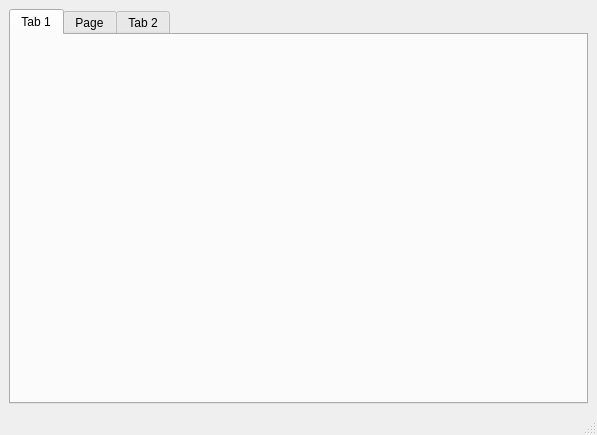
m98z/doctor_appointment, file tap.ui: the form before one commit.
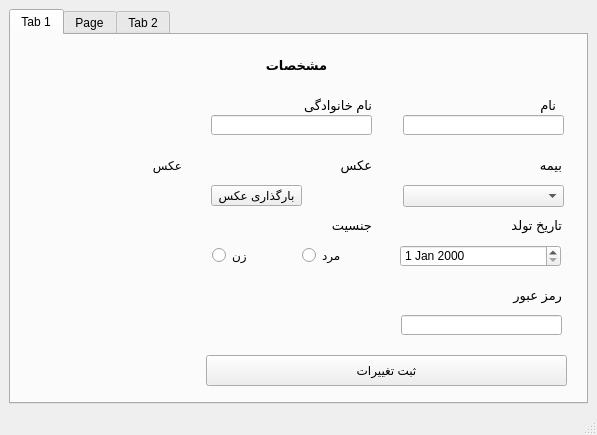
The form after the commit. The open tabs and pages were chosen to show the change.

Commit message: insert image in SignUp

```diff
--- a/tap.ui
+++ b/tap.ui
@@ -24,6 +24,270 @@
        <attribute name="title">
         <string>Tab 1</string>
        </attribute>
+       <widget class="QLabel" name="label_6">
+        <property name="geometry">
+         <rect>
+          <x>150</x>
+          <y>10</y>
+          <width>271</width>
+          <height>41</height>
+         </rect>
+        </property>
+        <property name="font">
+         <font>
+          <pointsize>10</pointsize>
+          <weight>75</weight>
+          <bold>true</bold>
+         </font>
+        </property>
+        <property name="text">
+         <string>مشخصات</string>
+        </property>
+        <property name="alignment">
+         <set>Qt::AlignCenter</set>
+        </property>
+       </widget>
+       <widget class="QLabel" name="label_12">
+        <property name="geometry">
+         <rect>
+          <x>414</x>
+          <y>60</y>
+          <width>131</width>
+          <height>20</height>
+         </rect>
+        </property>
+        <property name="font">
+         <font>
+          <pointsize>10</pointsize>
+         </font>
+        </property>
+        <property name="text">
+         <string>نام</string>
+        </property>
+       </widget>
+       <widget class="QLineEdit" name="fname">
+        <property name="geometry">
+         <rect>
+          <x>392</x>
+          <y>80</y>
+          <width>161</width>
+          <height>20</height>
+         </rect>
+        </property>
+       </widget>
+       <widget class="QLabel" name="label_15">
+        <property name="geometry">
+         <rect>
+          <x>230</x>
+          <y>60</y>
+          <width>131</width>
+          <height>20</height>
+         </rect>
+        </property>
+        <property name="font">
+         <font>
+          <pointsize>10</pointsize>
+         </font>
+        </property>
+        <property name="text">
+         <string>نام خانوادگی</string>
+        </property>
+       </widget>
+       <widget class="QLineEdit" name="lname">
+        <property name="geometry">
+         <rect>
+          <x>200</x>
+          <y>80</y>
+          <width>161</width>
+          <height>20</height>
+         </rect>
+        </property>
+       </widget>
+       <widget class="QLabel" name="label_16">
+        <property name="geometry">
+         <rect>
+          <x>400</x>
+          <y>120</y>
+          <width>151</width>
+          <height>20</height>
+         </rect>
+        </property>
+        <property name="font">
+         <font>
+          <pointsize>10</pointsize>
+         </font>
+        </property>
+        <property name="text">
+         <string>بیمه</string>
+        </property>
+       </widget>
+       <widget class="QComboBox" name="comboBox">
+        <property name="geometry">
+         <rect>
+          <x>392</x>
+          <y>150</y>
+          <width>161</width>
+          <height>22</height>
+         </rect>
+        </property>
+       </widget>
+       <widget class="QLabel" name="label_17">
+        <property name="geometry">
+         <rect>
+          <x>230</x>
+          <y>120</y>
+          <width>131</width>
+          <height>20</height>
+         </rect>
+        </property>
+        <property name="font">
+         <font>
+          <pointsize>10</pointsize>
+         </font>
+        </property>
+        <property name="text">
+         <string>عکس</string>
+        </property>
+       </widget>
+       <widget class="QLabel" name="image">
+        <property name="geometry">
+         <rect>
+          <x>20</x>
+          <y>60</y>
+          <width>151</width>
+          <height>141</height>
+         </rect>
+        </property>
+        <property name="text">
+         <string>عکس</string>
+        </property>
+       </widget>
+       <widget class="QPushButton" name="browseimage">
+        <property name="geometry">
+         <rect>
+          <x>200</x>
+          <y>150</y>
+          <width>91</width>
+          <height>21</height>
+         </rect>
+        </property>
+        <property name="text">
+         <string>بارگذاری عکس</string>
+        </property>
+       </widget>
+       <widget class="QPushButton" name="update">
+        <property name="geometry">
+         <rect>
+          <x>195</x>
+          <y>320</y>
+          <width>361</width>
+          <height>31</height>
+         </rect>
+        </property>
+        <property name="text">
+         <string>ثبت تغییرات</string>
+        </property>
+       </widget>
+       <widget class="QLabel" name="label_19">
+        <property name="geometry">
+         <rect>
+          <x>420</x>
+          <y>180</y>
+          <width>131</width>
+          <height>20</height>
+         </rect>
+        </property>
+        <property name="font">
+         <font>
+          <pointsize>10</pointsize>
+         </font>
+        </property>
+        <property name="text">
+         <string>تاریخ تولد</string>
+        </property>
+       </widget>
+       <widget class="QDateEdit" name="dateEdit">
+        <property name="geometry">
+         <rect>
+          <x>389</x>
+          <y>210</y>
+          <width>161</width>
+          <height>22</height>
+         </rect>
+        </property>
+       </widget>
+       <widget class="QLabel" name="label_20">
+        <property name="geometry">
+         <rect>
+          <x>230</x>
+          <y>180</y>
+          <width>131</width>
+          <height>20</height>
+         </rect>
+        </property>
+        <property name="font">
+         <font>
+          <pointsize>10</pointsize>
+         </font>
+        </property>
+        <property name="text">
+         <string>جنسیت</string>
+        </property>
+       </widget>
+       <widget class="QRadioButton" name="female">
+        <property name="geometry">
+         <rect>
+          <x>201</x>
+          <y>210</y>
+          <width>61</width>
+          <height>20</height>
+         </rect>
+        </property>
+        <property name="text">
+         <string>زن</string>
+        </property>
+       </widget>
+       <widget class="QRadioButton" name="male">
+        <property name="geometry">
+         <rect>
+          <x>291</x>
+          <y>210</y>
+          <width>61</width>
+          <height>20</height>
+         </rect>
+        </property>
+        <property name="text">
+         <string>مرد</string>
+        </property>
+       </widget>
+       <widget class="QLabel" name="label_21">
+        <property name="geometry">
+         <rect>
+          <x>250</x>
+          <y>250</y>
+          <width>301</width>
+          <height>20</height>
+         </rect>
+        </property>
+        <property name="font">
+         <font>
+          <pointsize>10</pointsize>
+         </font>
+        </property>
+        <property name="text">
+         <string>رمز عبور</string>
+        </property>
+       </widget>
+       <widget class="QLineEdit" name="password">
+        <property name="geometry">
+         <rect>
+          <x>390</x>
+          <y>280</y>
+          <width>161</width>
+          <height>20</height>
+         </rect>
+        </property>
+       </widget>
       </widget>
       <widget class="QWidget" name="dfb">
        <attribute name="title">
```
Left out of the diff: 329 changed lines with no effect on the pictures. The commit also changes 11 other files.
